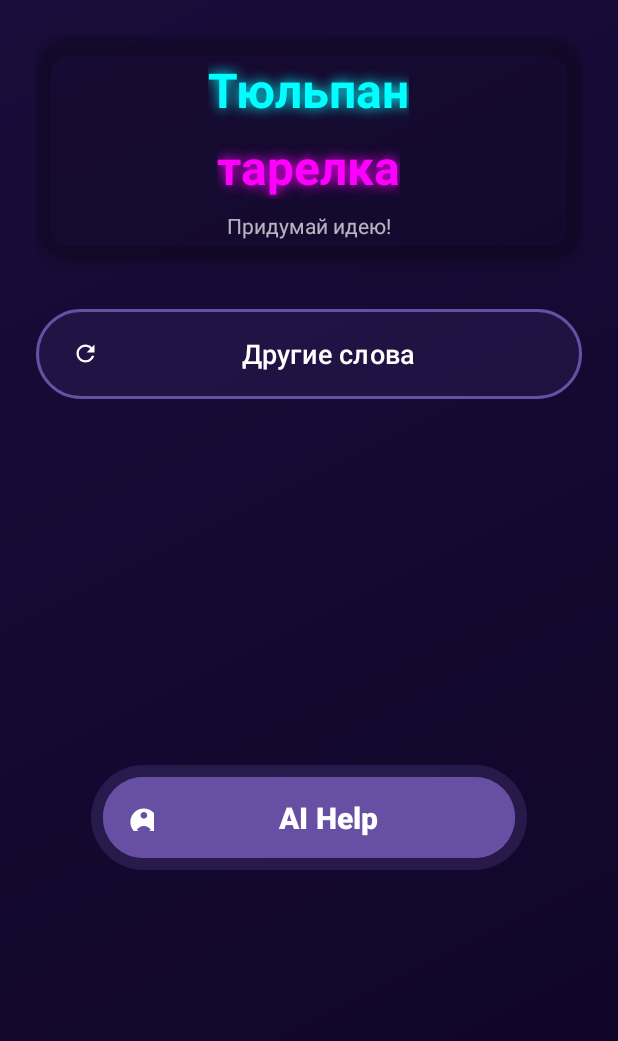
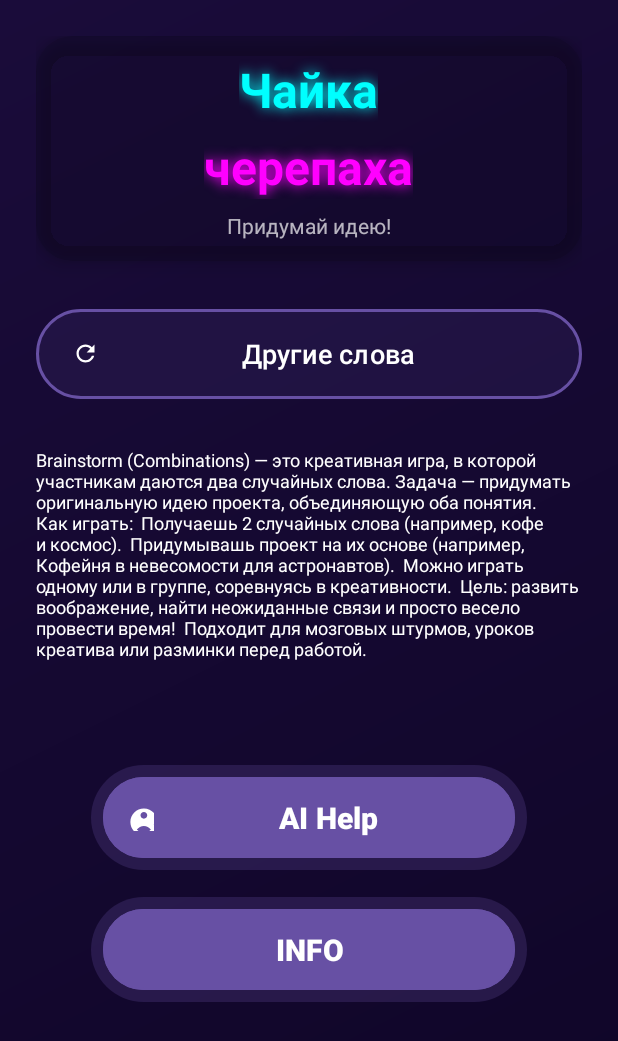
Before and after one commit to FTCrimson/Project_Help, an Android app: the CombinationsFragment screen opened through its navigation route, on a phone screen of 412 x 824 dp. Shown: the top 1041 px of the screen. Run offline under Robolectric (Android 15) with nearby library versions, the light colour scheme and no system bars; our stand-ins replace Firebase (no records; nobody signed in at launch, a user with empty details on screens opened directly); pictures from the network do not load.

Commit message:
commit_14_added_info_fragment

```diff
--- a/app/src/main/java/domain/fragments/CombinationsFragment.kt
+++ b/app/src/main/java/domain/fragments/CombinationsFragment.kt
@@ -533,7 +533,7 @@ class CombinationsFragment : Fragment() {
         "Эскимо" to "эхо",
         "Юбка" to "юла",
         "Яблоко" to "ягода"
-    )
+    ).shuffled()
 
     override fun onCreateView(
         inflater: LayoutInflater,
@@ -550,6 +550,7 @@ class CombinationsFragment : Fragment() {
         word2TextView = view.findViewById(R.id.word2TextView)
         wordsCard = view.findViewById(R.id.wordsCard)
         val newWordsButton = view.findViewById<Button>(R.id.newWordsButton)
+        val InformationButton = view.findViewById<Button>(R.id.InformationButton)
         val aiHelpButton = view.findViewById<Button>(R.id.aiHelpButton)
 
         wordsCard.alpha = 0f
@@ -574,6 +575,10 @@ class CombinationsFragment : Fragment() {
                     showRandomWordsWithAnimation()
                 }
                 .start()
+        }
+
+        InformationButton.setOnClickListener {
+            findNavController().navigate(R.id.action_CombinationsFragment_to_InfoFragment)
         }
 
         aiHelpButton.setOnClickListener {
--- a/app/src/main/res/layout/fragment_combinations.xml
+++ b/app/src/main/res/layout/fragment_combinations.xml
@@ -82,6 +82,26 @@
         app:layout_constraintStart_toStartOf="parent"
         app:layout_constraintTop_toBottomOf="@id/wordsCard" />
 
+    <TextView
+        android:layout_width="wrap_content"
+        android:layout_height="wrap_content"
+        android:layout_marginTop="32dp"
+        android:text="Brainstorm (Combinations) — это креативная игра, в которой участникам даются два случайных слова. Задача — придумать оригинальную идею проекта, объединяющую оба понятия.
+ Как играть:
+ Получаешь 2 случайных слова (например, кофе и космос).
+ Придумывашь проект на их основе (например, Кофейня в невесомости для астронавтов).
+ Можно играть одному или в группе, соревнуясь в креативности.
+ Цель: развить воображение, найти неожиданные связи и просто весело провести время!
+ Подходит для мозговых штурмов, уроков креатива или разминки перед работой. "
+        android:textColor="@color/white"
+        tools:ignore="MissingConstraints"
+        android:textSize="12sp"
+        app:iconPadding="8dp"
+        app:iconGravity="start"
+        app:layout_constraintEnd_toEndOf="parent"
+        app:layout_constraintStart_toStartOf="parent"
+        app:layout_constraintTop_toBottomOf="@id/newWordsButton" />
+
     <Button
         android:id="@+id/aiHelpButton"
         android:layout_width="0dp"
@@ -103,5 +123,24 @@
         app:layout_constraintTop_toBottomOf="@id/newWordsButton"
         app:layout_constraintWidth_percent="0.8" />
 
+    <Button
+        android:id="@+id/InformationButton"
+        android:layout_width="0dp"
+        android:layout_height="70dp"
+        android:layout_marginTop="200dp"
+        android:background="@drawable/btn_neon_purple_pulse"
+        android:text="INFO"
+        android:textAllCaps="false"
+        android:textColor="#FFFFFF"
+        android:textSize="20sp"
+        android:textStyle="bold"
+        app:iconTint="#FFFFFF"
+        app:iconPadding="8dp"
+        app:iconGravity="start"
+        app:layout_constraintBottom_toBottomOf="parent"
+        app:layout_constraintEnd_toEndOf="parent"
+        app:layout_constraintStart_toStartOf="parent"
+        app:layout_constraintTop_toBottomOf="@id/newWordsButton"
+        app:layout_constraintWidth_percent="0.8" />
 
 </androidx.constraintlayout.widget.ConstraintLayout>
--- a/app/src/main/res/navigation/nav_graph.xml
+++ b/app/src/main/res/navigation/nav_graph.xml
@@ -96,6 +96,10 @@
             android:id="@+id/action_CombinationsFragment_to_NeuroChatFragment"
             app:destination="@id/NeuroChatFragment" />
 
+        <action
+            android:id="@+id/action_CombinationsFragment_to_InfoFragment"
+            app:destination="@id/InfoFragment" />
+
     </fragment>
 
     <fragment
@@ -139,4 +143,19 @@
 
     </fragment>
 
+    <fragment
+        android:id="@+id/InfoFragment"
+        android:name="com.example.project_helper.domain.fragments.InfoFragment"
+        android:label="InfoFragment">
+
+        <action
+            android:id="@+id/action_InfoFragment_to_CommandChatFragment"
+            app:destination="@id/CommandChatFragment" />
+
+        <action
+            android:id="@+id/action_InfoFragment_to_NeuroChatFragment"
+            app:destination="@id/NeuroChatFragment" />
+
+    </fragment>
+
 </navigation>
--- a/app/src/main/res/values/colors.xml
+++ b/app/src/main/res/values/colors.xml
@@ -8,4 +8,6 @@
     <color name="note_blue">#B3E5FC</color>
     <color name="note_purple">#E1BEE7</color>
     <color name="note_orange">#FFCCBC</color>
+    <color name="purple_500">#FF6200EE</color>
+    <color name="teal_700">#FF018786</color>
 </resources>
```
Also changed, not shown: app/src/main/java/domain/fragments/InfoFragment.kt (added, +40 -0 lines), app/src/main/res/layout/fragment_info.xml (added, +213 -0 lines), app/src/main/res/drawable/ic_image_generations.jpg (added), app/src/main/res/drawable/ic_presentation.png (added), app/src/main/res/drawable/ic_problem_analysis.jpg (added), app/src/main/res/drawable/ic_prototyping.jpg (added).
